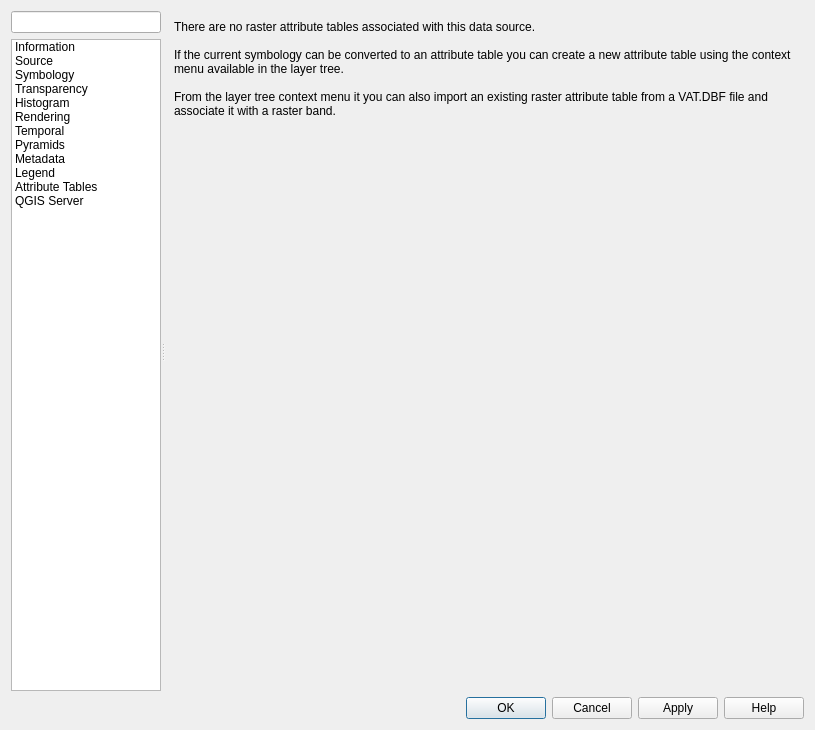
Above: src/ui/qgsrasterlayerpropertiesbase.ui from qgis/QGIS before the change. Below: the same form after it.
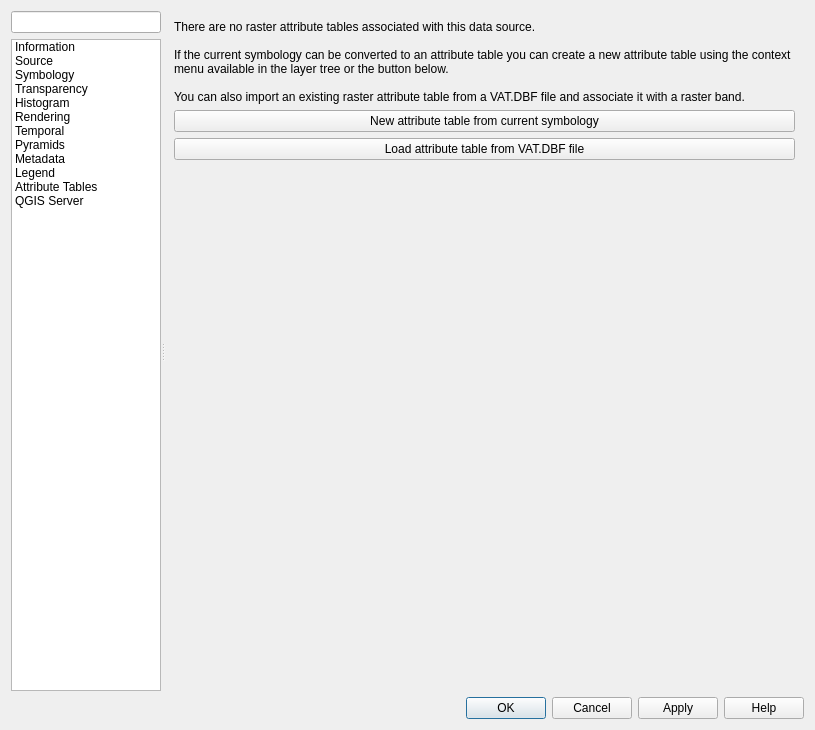
That is the form after the change. Icons and pictures are not drawn. Custom widgets are drawn as their Qt base class.

```diff
--- a/src/ui/qgsrasterlayerpropertiesbase.ui
+++ b/src/ui/qgsrasterlayerpropertiesbase.ui
@@ -1472,15 +1472,29 @@
                 <property name="text">
                  <string>There are no raster attribute tables associated with this data source. 
 
-If the current symbology can be converted to an attribute table you can create a new attribute table using the context menu available in the layer tree.
+If the current symbology can be converted to an attribute table you can create a new attribute table using the context menu available in the layer tree or the button below.
 
-From the layer tree context menu it you can also import an existing raster attribute table from a VAT.DBF file and associate it with a raster band.</string>
+You can also import an existing raster attribute table from a VAT.DBF file and associate it with a raster band.</string>
                 </property>
                 <property name="wordWrap">
                  <bool>true</bool>
                 </property>
                </widget>
               </item>
+              <item>
+               <widget class="QPushButton" name="mCreateRasterAttributeTableButton">
+                <property name="text">
+                 <string>New attribute table from current symbology</string>
+                </property>
+               </widget>
+              </item>
+              <item>
+               <widget class="QPushButton" name="mLoadRasterAttributeTableFromFileButton">
+                <property name="text">
+                 <string>Load attribute table from VAT.DBF file</string>
+                </property>
+               </widget>
+              </item>
               <item>
                <spacer name="verticalSpacer_2">
                 <property name="orientation">
```
Left out of the diff: 6 changed lines with no effect on the pictures.
